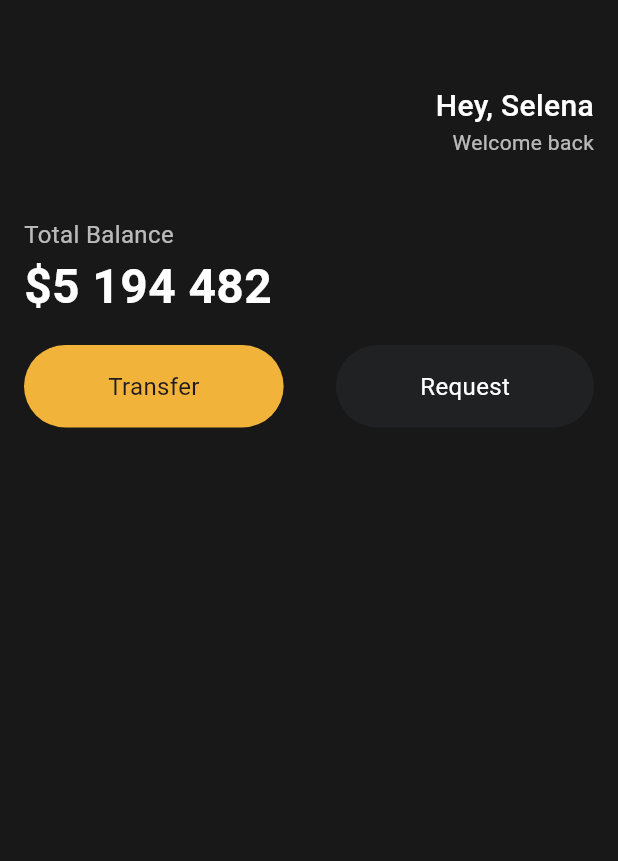
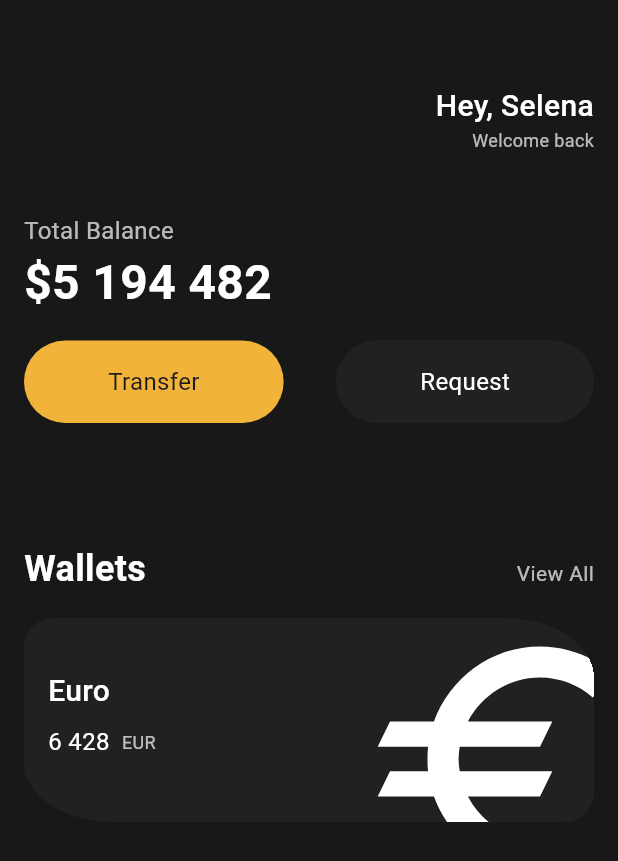
Before and after one commit to hyesuhong/flutter_playground, a Flutter app: the screen it shows after launch, on a phone screen of 412 x 824 dp. Shown: the top 861 px of the screen. Run offline on Flutter 3.47's test engine with Material 3 defaults, Android fonts, the phone set to English and light mode, and no system bars.

Commit message:
feat: money_app - add card area

```diff
--- a/money_app/lib/main.dart
+++ b/money_app/lib/main.dart
@@ -1,5 +1,5 @@
 import 'package:flutter/material.dart';
-import 'package:money_app/widgets/button.dart';
+import 'package:money_app/widgets/button.dart' show Button;
 
 void main() {
   runApp(const MyApp());
@@ -40,6 +40,7 @@ class MyApp extends StatelessWidget {
                       Text(
                         'Welcome back',
                         style: TextStyle(
+                          fontSize: 12,
                           color: Colors.white.withOpacity(0.7),
                         ),
                       ),
@@ -79,9 +80,106 @@ class MyApp extends StatelessWidget {
                     label: 'Request',
                     backgroundColor: Color(0xff1f2123),
                     textColor: Colors.white,
-                  )
+                  ),
                 ],
               ),
+              const SizedBox(
+                height: 80,
+              ),
+              Row(
+                mainAxisAlignment: MainAxisAlignment.spaceBetween,
+                crossAxisAlignment: CrossAxisAlignment.baseline,
+                textBaseline: TextBaseline.alphabetic,
+                children: [
+                  const Text(
+                    'Wallets',
+                    style: TextStyle(
+                      color: Colors.white,
+                      fontSize: 24,
+                      fontWeight: FontWeight.w700,
+                    ),
+                  ),
+                  Text(
+                    'View All',
+                    style: TextStyle(
+                      color: Colors.white.withOpacity(0.7),
+                    ),
+                  ),
+                ],
+              ),
+              const SizedBox(
+                height: 16,
+              ),
+              Container(
+                decoration: const BoxDecoration(
+                  color: Color(0xff1f2123),
+                  borderRadius: BorderRadius.only(
+                    topLeft: Radius.circular(20),
+                    bottomRight: Radius.circular(20),
+                    topRight: Radius.elliptical(60, 40),
+                    bottomLeft: Radius.elliptical(60, 40),
+                  ),
+                ),
+                padding: const EdgeInsets.only(
+                  top: 24,
+                  bottom: 32,
+                  left: 16,
+                  right: 16,
+                ),
+                clipBehavior: Clip.hardEdge,
+                child: Row(
+                  mainAxisAlignment: MainAxisAlignment.spaceBetween,
+                  children: [
+                    Column(
+                      crossAxisAlignment: CrossAxisAlignment.start,
+                      children: [
+                        const Text(
+                          'Euro',
+                          style: TextStyle(
+                              color: Colors.white,
+                              fontSize: 20,
+                              fontWeight: FontWeight.w500),
+                        ),
+                        const SizedBox(
+                          height: 8,
+                        ),
+                        Row(
+                          children: [
+                            const Text(
+                              '6 428',
+                              style: TextStyle(
+                                color: Colors.white,
+                                fontSize: 16,
+                              ),
+                            ),
+                            const SizedBox(
+                              width: 8,
+                            ),
+                            Text(
+                              'EUR',
+                              style: TextStyle(
+                                color: Colors.white.withOpacity(0.7),
+                                fontSize: 12,
+                              ),
+                            ),
+                          ],
+                        )
+                      ],
+                    ),
+                    Transform(
+                      transform: Matrix4.identity()
+                        ..translate(-5.0, 30.0)
+                        ..scale(2.5, 2.5, 2.5),
+                      alignment: Alignment.center,
+                      child: const Icon(
+                        Icons.euro,
+                        color: Colors.white,
+                        size: 80,
+                      ),
+                    ),
+                  ],
+                ),
+              )
             ],
           ),
         ),
```
